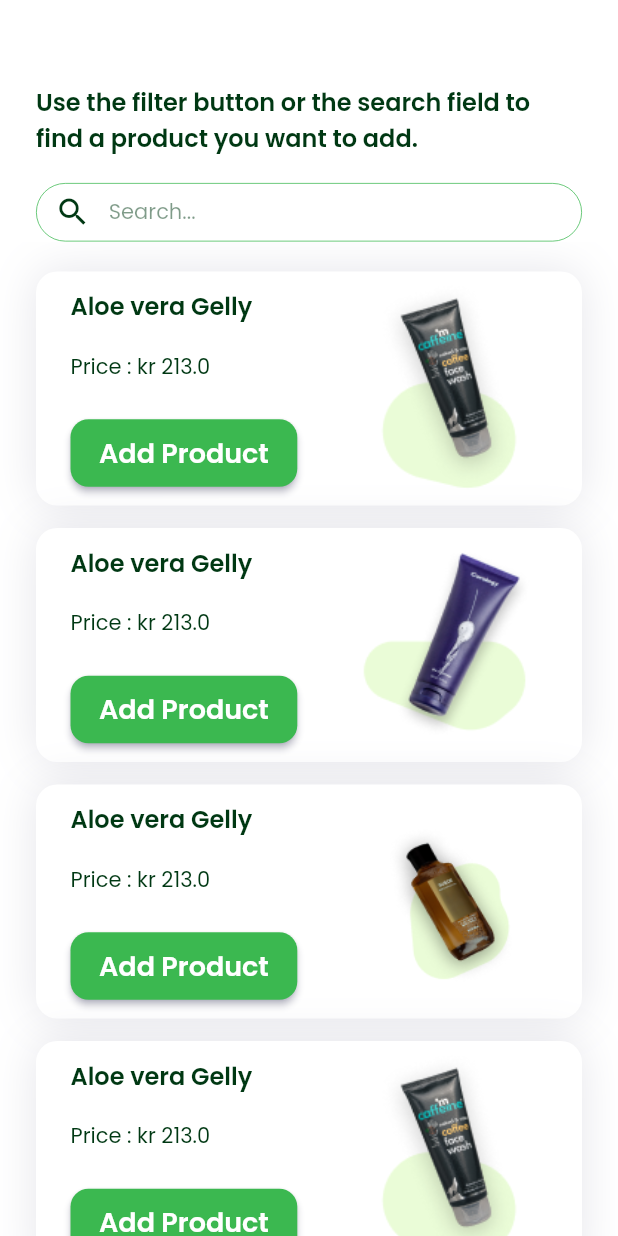
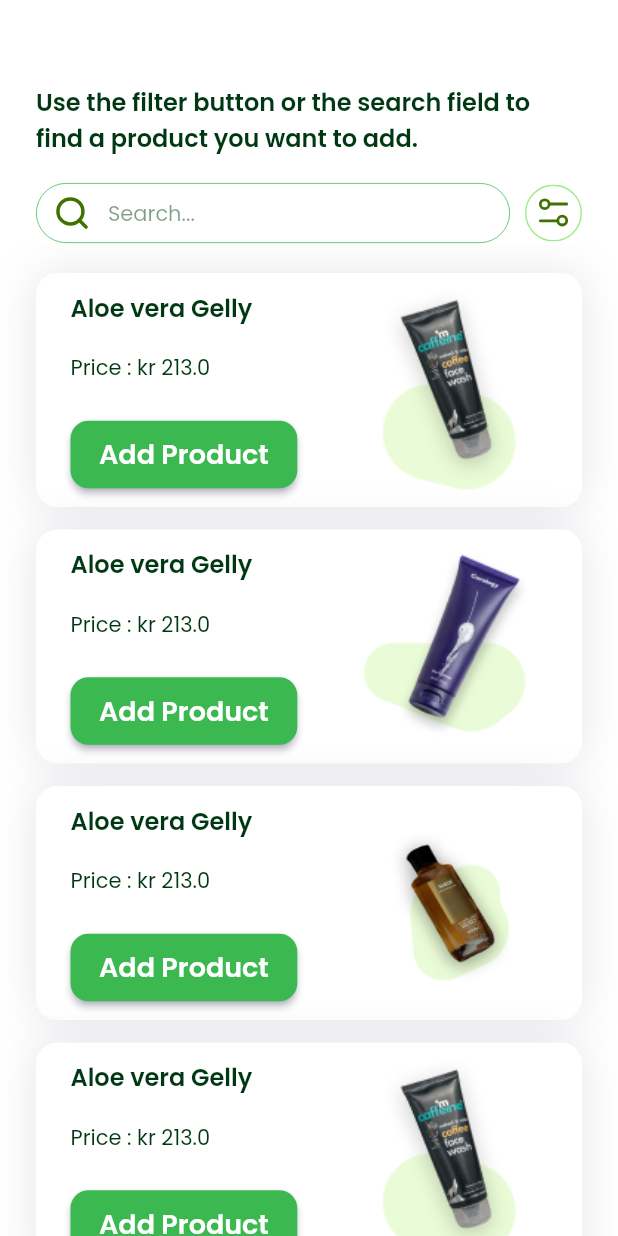
Before and after one commit to PranoySKumar/subscription-management-app, a Flutter app: the screen it shows after launch, on a phone screen of 412 x 824 dp. Run offline on Flutter 3.47's test engine with Material 2 defaults, Android fonts, the phone set to English and light mode, and no system bars; our stand-ins replace flutter_hooks, flutter_svg.

Commit message:
finished product list screen

```diff
--- a/lib/screens/home_screen.dart
+++ b/lib/screens/home_screen.dart
@@ -1,6 +1,5 @@
 import 'package:flutter/material.dart';
 import 'package:product_app/widgets/product_list_screen/add_product_button.dart';
-import 'package:product_app/widgets/product_list_screen/product_list_item.dart';
 
 class HomeScreen extends StatelessWidget {
   const HomeScreen({super.key});
--- a/lib/screens/product_list_screen.dart
+++ b/lib/screens/product_list_screen.dart
@@ -1,4 +1,5 @@
 import 'package:flutter/material.dart';
+import 'package:flutter_svg/flutter_svg.dart';
 import 'package:product_app/utils/asset_repo.dart';
 import 'package:product_app/widgets/product_list_screen/product_list_item.dart';
 
@@ -35,7 +36,20 @@ class ProductListScreen extends StatelessWidget {
                 const SizedBox(
                   height: 18,
                 ),
-                const ProductSearchBar()
+                Row(
+                  children: [
+                    // const Expanded(child: ProductSearchBar()),
+                    Expanded(child: SearchBarTextField()),
+                    const SizedBox(
+                      width: 10,
+                    ),
+                    SvgPicture.asset(
+                      AssetRepo.filterIcon,
+                      width: 38,
+                      height: 38,
+                    ),
+                  ],
+                )
               ],
             ),
           ),
--- a/lib/widgets/product_list_screen/product_search_bar.dart
+++ b/lib/widgets/product_list_screen/product_search_bar.dart
@@ -1,32 +1,49 @@
 import 'package:flutter/material.dart';
+import 'package:flutter_hooks/flutter_hooks.dart';
+import 'package:flutter_svg/flutter_svg.dart';
 
-class ProductSearchBar extends StatelessWidget {
-  const ProductSearchBar({super.key});
+import '../../utils/asset_repo.dart';
+
+class SearchBarTextField extends HookWidget {
+  final editingController = TextEditingController();
+  SearchBarTextField({super.key});
 
   @override
   Widget build(BuildContext context) {
     var theme = Theme.of(context);
-    return Container(
-      width: double.infinity,
-      padding: const EdgeInsets.symmetric(horizontal: 12, vertical: 7),
-      decoration: BoxDecoration(
-          border: Border.all(color: theme.primaryColorLight, width: 0.5),
-          borderRadius: BorderRadius.circular(20)),
-      child: Row(
-        children: [
-          Icon(
-            Icons.search,
-            color: theme.primaryColor,
+    useEffect(() {
+      return () {
+        editingController.dispose();
+      };
+    }, []);
+    return SizedBox(
+      height: 40,
+      child: TextField(
+        controller: editingController,
+        keyboardType: TextInputType.name,
+        decoration: InputDecoration(
+          hintText: "Search...",
+          contentPadding: const EdgeInsets.symmetric(horizontal: 12, vertical: 0),
+          hintStyle:
+              theme.textTheme.bodyMedium?.copyWith(color: const Color.fromRGBO(0, 56, 19, 0.5)),
+          prefixIcon: SvgPicture.asset(
+            AssetRepo.searchIcon,
+            fit: BoxFit.scaleDown,
           ),
-          const SizedBox(
-            width: 12,
+          enabledBorder: OutlineInputBorder(
+              borderSide: BorderSide(
+                width: 0.5,
+                color: theme.primaryColorLight,
+              ),
+              borderRadius: BorderRadius.circular(20)),
+          focusedBorder: OutlineInputBorder(
+            borderRadius: BorderRadius.circular(20),
+            borderSide: BorderSide(
+              width: 0.5,
+              color: theme.primaryColorLight,
+            ),
           ),
-          Text(
-            "Search...",
-            style:
-                theme.textTheme.bodyMedium?.copyWith(color: const Color.fromRGBO(0, 56, 19, 0.5)),
-          )
-        ],
+        ),
       ),
     );
   }
```
